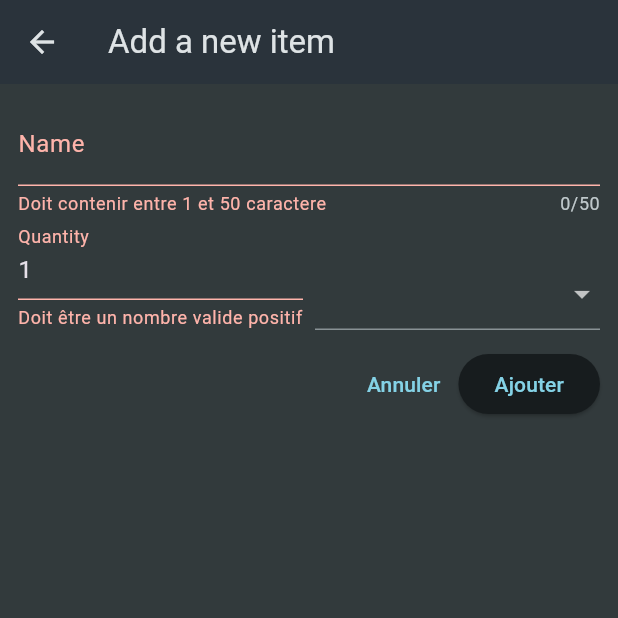
After one commit to VIA2NEY/Shopping_List_App_Course, a Flutter app: the NewItem screen opened directly, after a tap on "Ajouter", on a phone screen of 412 x 824 dp, the top half of it. The commit adds this screen. Run offline on Flutter 3.47's test engine with Material 3 defaults, Android fonts, the phone set to English and light mode, and no system bars.

Commit message:
adding new item page

```diff
--- /dev/null
+++ b/lib/widgets/new_item.dart
@@ -0,0 +1,119 @@
+import 'package:flutter/material.dart';
+import 'package:shopping_list/data/categories.dart';
+
+class NewItem extends StatefulWidget {
+  const NewItem({super.key});
+
+  @override
+  State<NewItem> createState() => _NewItemState();
+}
+
+class _NewItemState extends State<NewItem> {
+
+  final _formKey = GlobalKey<FormState>();
+
+  void _saveItem(){
+    _formKey.currentState!.validate();
+  }
+
+  @override
+  Widget build(BuildContext context) {
+    return Scaffold(
+      appBar: AppBar(
+        title: const Text("Add a new item"),
+      ),
+      body: Padding(
+        padding: const EdgeInsets.all(12),
+        child: Form(
+          key: _formKey,
+          child: Column(
+            children: [
+              TextFormField(
+                maxLength: 50,
+                decoration: const InputDecoration(
+                  label: Text('Name')
+                ),
+                validator: (value) {
+                  if (value == null ||
+                    value.isEmpty ||
+                    value.trim().length <= 1 ){
+                    return 'Doit contenir entre 1 et 50 caractere';
+                  }
+                  return null;
+                },
+              ),
+
+              Row(
+                crossAxisAlignment: CrossAxisAlignment.end,
+                children: [
+                  Expanded(
+                    child: TextFormField(
+                      decoration: const InputDecoration(
+                        label: Text('Quantity')
+                      ),
+                      initialValue: '1',
+                      keyboardType: TextInputType.number,
+                      validator: (value) {
+                        if (value == null ||
+                          value.isEmpty ||
+                          int.tryParse(value) == null ||
+                          int.tryParse(value)! <= 1){
+                          return 'Doit être un nombre valide positif';
+                        }
+                        return null;
+                      },
+                    ),
+                  ),
+                  const SizedBox(width: 8,),
+                  Expanded(
+                    child: DropdownButtonFormField(
+                      items: [
+                        for (final category in categories.entries)
+                          DropdownMenuItem(
+                            value: category.value,
+                            child: Row(
+                              children: [
+                                Container(
+                                  width: 16,
+                                  height: 16,
+                                  color: category.value.color,
+                                ),
+                                const SizedBox(width: 6,),
+                                Text(category.value.name)
+                              ],
+                            )
+                          )
+                      ],
+                      onChanged: (value){
+
+                      }
+                    ),
+                  )
+                ],
+              ),
+
+              SizedBox(height: 12),
+
+              Row(
+                mainAxisAlignment: MainAxisAlignment.end,
+                children: [
+                  TextButton(
+                    onPressed: (){
+                      _formKey.currentState!.reset();
+                    },
+                    child: const Text('Annuler')
+                  ),
+                  ElevatedButton(
+                    onPressed: _saveItem,
+                    child: const Text("Ajouter")
+                  )
+                ],
+              )
+
+            ],
+          )
+        ),
+      ),
+    );
+  }
+}
```
Also changed, not shown: lib/main.dart (+0 -54 lines), lib/widgets/grocery_list.dart (+21 -1 lines).
